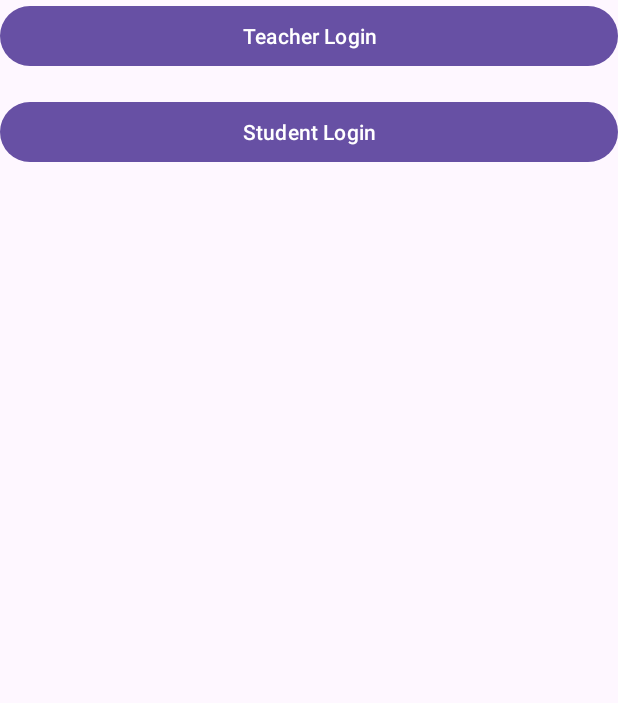
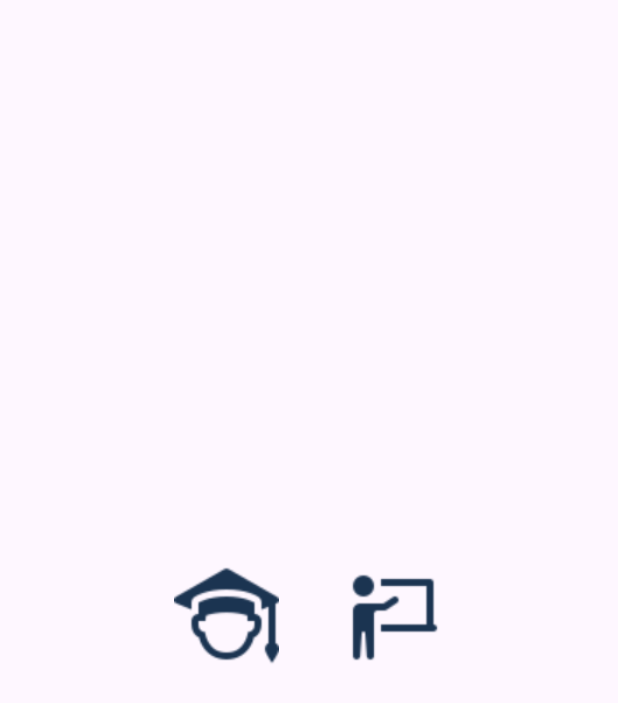
Before and after one commit to YoulonGG/StudentManagement, an Android app: the screen it shows after launch (LoginTypeScreen), on a phone screen of 412 x 824 dp. Shown: the top 703 px of the screen. Run offline under Robolectric (Android 15) with nearby library versions, the phone set to English and light mode, and no system bars.

Commit message:
Added Icon in login for Role selection

```diff
--- a/app/src/main/java/com/example/studentmanagement/auth/LoginTypeScreen.kt
+++ b/app/src/main/java/com/example/studentmanagement/auth/LoginTypeScreen.kt
@@ -2,7 +2,7 @@ package com.example.studentmanagement.auth
 
 import android.content.Intent
 import android.os.Bundle
-import android.widget.Button
+import android.widget.ImageView
 import androidx.activity.enableEdgeToEdge
 import androidx.appcompat.app.AppCompatActivity
 import androidx.core.view.ViewCompat
@@ -20,8 +20,8 @@ class LoginTypeScreen : AppCompatActivity() {
             insets
         }
 
-        val teacherBtn = findViewById<Button>(R.id.btnTeacherLogin)
-        val studentBtn = findViewById<Button>(R.id.btnStudentLogin)
+        val teacherBtn = findViewById<ImageView>(R.id.btnTeacherLogin)
+        val studentBtn = findViewById<ImageView>(R.id.btnStudentLogin)
 
         teacherBtn.setOnClickListener {
             startActivity(Intent(this, LoginScreen::class.java).apply {
--- a/app/src/main/res/layout/activity_login_type_screen.xml
+++ b/app/src/main/res/layout/activity_login_type_screen.xml
@@ -1,23 +1,44 @@
 <?xml version="1.0" encoding="utf-8"?>
 <LinearLayout xmlns:android="http://schemas.android.com/apk/res/android"
     xmlns:tools="http://schemas.android.com/tools"
+    xmlns:app="http://schemas.android.com/apk/res-auto"
     android:id="@+id/main"
     android:layout_width="match_parent"
     android:layout_height="match_parent"
-    android:orientation="vertical"
+    android:gravity="center"
+    android:orientation="horizontal"
     tools:context=".auth.LoginTypeScreen">
 
-    <Button
+    <!--    <Button-->
+    <!--        android:id="@+id/btnTeacherLogin"-->
+    <!--        android:layout_width="match_parent"-->
+    <!--        android:layout_height="wrap_content"-->
+    <!--        android:layout_marginBottom="16dp"-->
+    <!--        android:text="Teacher Login" />-->
+
+    <!--    <Button-->
+    <!--        android:id="@+id/btnStudentLogin"-->
+    <!--        android:layout_width="match_parent"-->
+    <!--        android:layout_height="wrap_content"-->
+    <!--        android:text="Student Login" />-->
+    <!--    -->
+
+
+    <ImageView
+        android:id="@+id/btnStudentLogin"
+        android:layout_width="70.dp"
+        android:layout_height="70.dp"
+        android:layout_marginEnd="20.dp"
+        app:tint="@color/primary"
+        android:src="@drawable/student_option" />
+
+    <ImageView
         android:id="@+id/btnTeacherLogin"
-        android:layout_width="match_parent"
-        android:layout_height="wrap_content"
-        android:layout_marginBottom="16dp"
-        android:text="Teacher Login" />
+        android:layout_width="70.dp"
+        android:layout_height="70.dp"
+        android:layout_marginStart="20.dp"
+        app:tint="@color/primary"
+        android:src="@drawable/teacher_option" />
 
-    <Button
-        android:id="@+id/btnStudentLogin"
-        android:layout_width="match_parent"
-        android:layout_height="wrap_content"
-        android:text="Student Login" />
 
 </LinearLayout>
```
Also changed, not shown: app/src/main/res/drawable/student_option.png (added), app/src/main/res/drawable/teacher_option.png (added).
